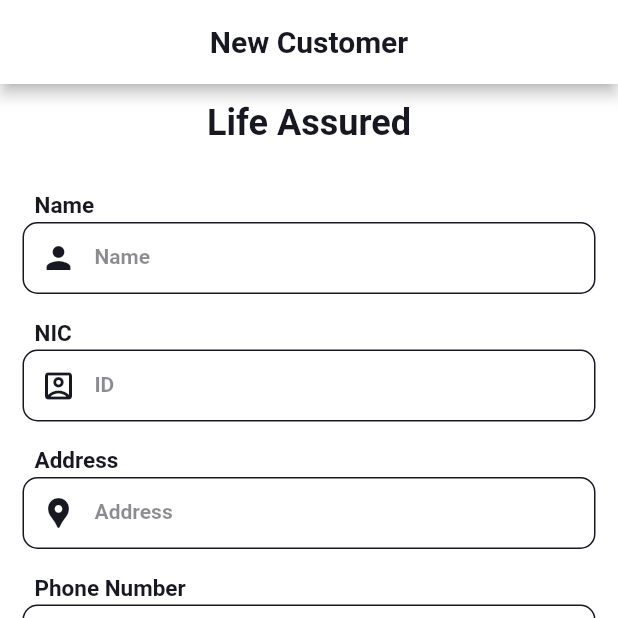
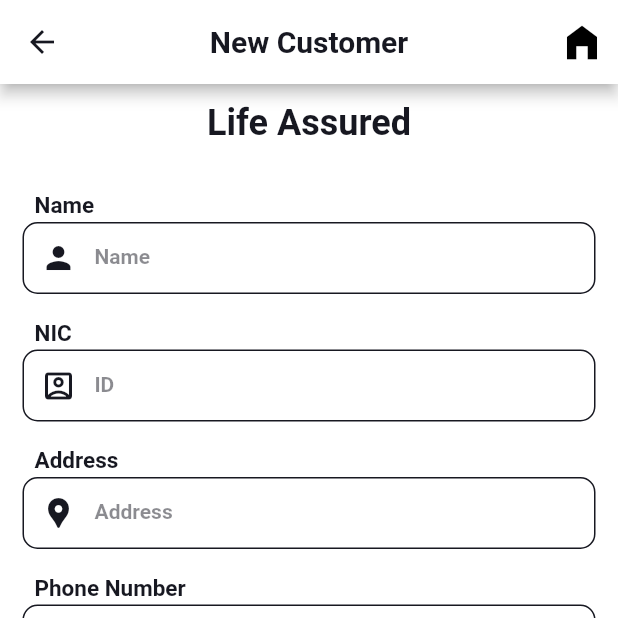
Before and after one commit to charith1122/sales-pal, a Flutter app: the NewProspect screen opened directly, on a phone screen of 412 x 824 dp, the top half of it. Run offline on Flutter 3.47's test engine with Material 2 defaults, Android fonts, the light colour scheme and no system bars; our stand-ins replace cloud_firestore, cookie_jar, country_picker, dio, dio_cookie_manager, dropdown_search and 11 more; missing offline and left inert: custom_searchable_dropdown, international_phone_input, new_version_plus, searchable_dropdown, store_redirect; accounts and stored records are empty.

Commit message:
back tn changes

```diff
--- a/lib/screens/prospecting/new_prospect.dart
+++ b/lib/screens/prospecting/new_prospect.dart
@@ -571,6 +571,7 @@ class _NewProspectState extends State<NewProspect> {
       data: MediaQuery.of(context).copyWith(),
       child: Scaffold(
         appBar: AppBar(
+          iconTheme: IconThemeData(color: AppColors.SECONDARY_COLOR_NEW),
           backgroundColor: AppColors.PRIMARY_COLOR_NEW,
           /* leading: IconButton(
           icon: Icon(
@@ -586,7 +587,7 @@ class _NewProspectState extends State<NewProspect> {
                 icon: Icon(
                   Icons.home_filled,
                   size: 30,
-                  color: Colors.white,
+                  color: Colors.black,
                 ),
                 onPressed: () {
                   Navigator.pushAndRemoveUntil(
--- a/lib/screens/sales_interview/new_sales_interview.dart
+++ b/lib/screens/sales_interview/new_sales_interview.dart
@@ -415,7 +415,7 @@ class _NewInterviewsState extends State<NewInterviews> {
       child: Scaffold(
         appBar: AppBar(
           backgroundColor: AppColors.PRIMARY_COLOR_NEW,
-
+          iconTheme: IconThemeData(color: AppColors.SECONDARY_COLOR_NEW),
           /* leading: IconButton(
               icon: Icon(
                 Icons.menu,
--- a/lib/screens/to_do_list/new_to_do.dart
+++ b/lib/screens/to_do_list/new_to_do.dart
@@ -399,7 +399,7 @@ class _NewToDoState extends State<NewToDo> {
       child: Scaffold(
         appBar: AppBar(
           backgroundColor: AppColors.PRIMARY_COLOR_NEW,
-
+          iconTheme: IconThemeData(color: AppColors.SECONDARY_COLOR_NEW),
           /* leading: IconButton(
               icon: Icon(
                 Icons.menu,
```
